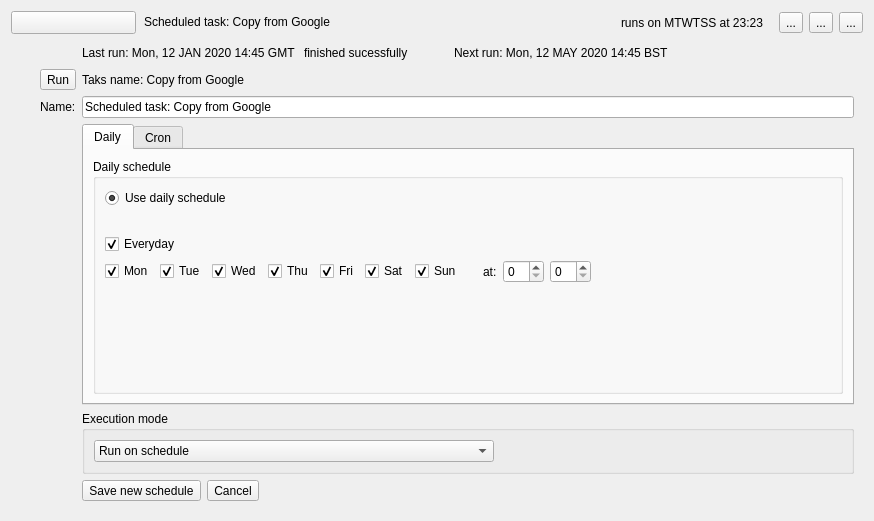
Bdrey503/RcloneBrowser, file src/schedule_widget.ui: the form before one commit.
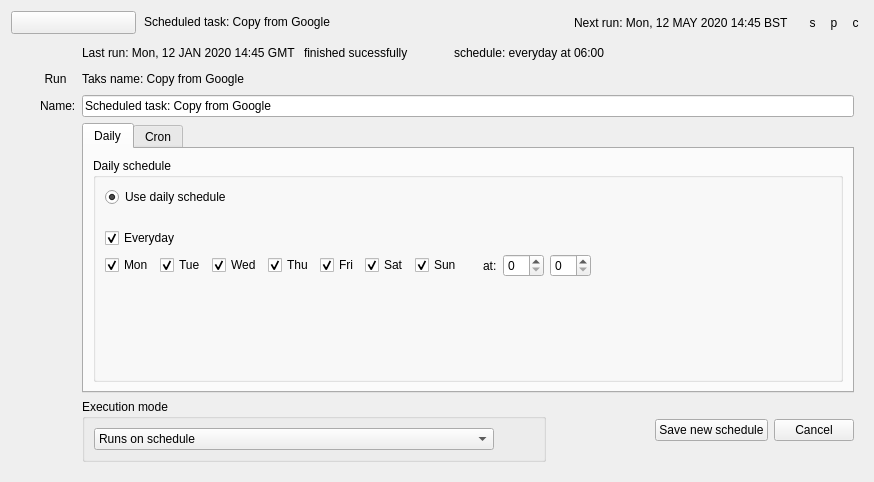
The form after the commit. Custom widgets are drawn as their Qt base class.

Patch:
```diff
--- a/src/schedule_widget.ui
+++ b/src/schedule_widget.ui
@@ -7,7 +7,7 @@
     <x>0</x>
     <y>0</y>
     <width>874</width>
-    <height>521</height>
+    <height>482</height>
    </rect>
   </property>
   <property name="windowTitle">
@@ -98,7 +98,7 @@
       <item>
        <widget class="QLabel" name="label_4">
         <property name="text">
-         <string>runs on MTWTSS at 23:23</string>
+         <string>Next run: Mon, 12 MAY 2020 14:45 BST</string>
         </property>
        </widget>
       </item>
@@ -119,22 +119,42 @@
        </spacer>
       </item>
       <item>
-       <widget class="QToolButton" name="toolButton_2">
+       <widget class="QToolButton" name="start">
+        <property name="styleSheet">
+         <string notr="true">QToolButton { border: 0; }
+
+QToolButton:pressed {
+ border: 4;
+ border-radius: 10px;
+ border-style: inset;
+ border-color: rgba(1, 1, 1, 0);
+}</string>
+        </property>
         <property name="text">
-         <string>...</string>
+         <string>s</string>
         </property>
        </widget>
       </item>
       <item>
-       <widget class="QToolButton" name="copy">
+       <widget class="QToolButton" name="pause">
         <property name="toolTip">
          <string>Copy rclone command to clipboard</string>
         </property>
         <property name="statusTip">
          <string>Copy rclone command to clipboard</string>
         </property>
+        <property name="styleSheet">
+         <string notr="true">QToolButton { border: 0; }
+
+QToolButton:pressed {
+ border: 4;
+ border-radius: 10px;
+ border-style: inset;
+ border-color: rgba(1, 1, 1, 0);
+}</string>
+        </property>
         <property name="text">
-         <string>...</string>
+         <string>p</string>
         </property>
        </widget>
       </item>
@@ -146,8 +166,18 @@
         <property name="statusTip">
          <string>Stop</string>
         </property>
+        <property name="styleSheet">
+         <string notr="true">QToolButton { border: 0; }
+
+QToolButton:pressed {
+ border: 4;
+ border-radius: 10px;
+ border-style: inset;
+ border-color: rgba(1, 1, 1, 0);
+}</string>
+        </property>
         <property name="text">
-         <string>...</string>
+         <string>c</string>
         </property>
        </widget>
       </item>
@@ -157,28 +187,7 @@
    <item>
     <widget class="QWidget" name="details" native="true">
      <layout class="QGridLayout" name="gridLayout">
-      <item row="1" column="1">
-       <widget class="QToolButton" name="toolButton">
-        <property name="text">
-         <string>Run</string>
-        </property>
-       </widget>
-      </item>
-      <item row="2" column="1">
-       <widget class="QLabel" name="label_3">
-        <property name="text">
-         <string>Name:</string>
-        </property>
-       </widget>
-      </item>
-      <item row="1" column="2">
-       <widget class="QLabel" name="label_5">
-        <property name="text">
-         <string>Taks name: Copy from Google</string>
-        </property>
-       </widget>
-      </item>
-      <item row="5" column="2">
+      <item row="3" column="2">
        <widget class="QTabWidget" name="tabWidget">
         <property name="currentIndex">
          <number>0</number>
@@ -215,7 +224,7 @@
                <property name="sizeHint" stdset="0">
                 <size>
                  <width>20</width>
-                 <height>20</height>
+                 <height>15</height>
                 </size>
                </property>
               </spacer>
@@ -326,23 +335,20 @@
                 </widget>
                </item>
                <item>
-                <widget class="QSpinBox" name="spinBox">
-                 <property name="readOnly">
-                  <bool>false</bool>
-                 </property>
-                 <property name="minimum">
-                  <number>0</number>
-                 </property>
+                <widget class="HoursSpinBox" name="hours">
                  <property name="maximum">
                   <number>23</number>
                  </property>
+                 <property name="singleStep">
+                  <number>1</number>
+                 </property>
                  <property name="value">
                   <number>0</number>
                  </property>
                 </widget>
                </item>
                <item>
-                <widget class="QSpinBox" name="spinBox_2">
+                <widget class="MinutesSpinBox" name="minutes">
                  <property name="readOnly">
                   <bool>false</bool>
                  </property>
@@ -419,6 +425,15 @@
                </item>
                <item>
                 <widget class="QLineEdit" name="lineEdit">
+                 <property name="minimumSize">
+                  <size>
+                   <width>0</width>
+                   <height>24</height>
+                  </size>
+                 </property>
+                 <property name="toolTip">
+                  <string>Example cron &quot;30 6,18 */2 * MON-FRI&quot; runs from Mon to Fri, every 2nd day at 06:30 and 18:30.</string>
+                 </property>
                  <property name="text">
                   <string>* * 0 1-2 5</string>
                  </property>
@@ -436,7 +451,7 @@
              <item>
               <widget class="QLabel" name="cronExplanation">
                <property name="text">
-                <string>&lt;html&gt;&lt;head/&gt;&lt;body&gt;&lt;p style=&quot;line-height:1.5&quot;&gt;Supports: (0-59), (0-23), (1-31), (1-12 or JAN-DEC), ((7)0-6 or SUN-MON) and special characters (* - / and ,).&lt;br/&gt;Example cron  &quot;30 6,18 */2 * MON-FRI&quot; runs from Mon to Fri, every 2nd day at 08:30 and 18:30.&lt;br/&gt;Try &lt;a href=&quot;https://crontab.guru/&quot;&gt;&lt;span style=&quot; text-decoration: underline; color:#0068da;&quot;&gt;crontab.guru&lt;/span&gt;&lt;/a&gt; for help. &lt;/p&gt;&lt;/body&gt;&lt;/html&gt;</string>
+                <string>&lt;html&gt;&lt;head/&gt;&lt;body&gt;&lt;p style=&quot;line-height:1.5&quot;&gt;Supports: (0-59), (0-23), (1-31), (1-12 or JAN-DEC), ((7)0-6 or SUN-MON) and special characters (* - / and ,).&lt;br/&gt;Try &lt;a href=&quot;https://crontab.guru/&quot;&gt;&lt;span style=&quot; text-decoration: underline; color:#0068da;&quot;&gt;crontab.guru&lt;/span&gt;&lt;/a&gt; for help. &lt;/p&gt;&lt;/body&gt;&lt;/html&gt;</string>
                </property>
                <property name="indent">
                 <number>-1</number>
@@ -466,110 +481,13 @@
         </widget>
        </widget>
       </item>
-      <item row="1" column="0">
-       <spacer name="horizontalSpacer_5">
-        <property name="orientation">
-         <enum>Qt::Horizontal</enum>
-        </property>
-        <property name="sizeType">
-         <enum>QSizePolicy::Fixed</enum>
-        </property>
-        <property name="sizeHint" stdset="0">
-         <size>
-          <width>20</width>
-          <height>20</height>
-         </size>
-        </property>
-       </spacer>
-      </item>
-      <item row="6" column="2">
-       <widget class="QGroupBox" name="groupBox">
-        <property name="title">
-         <string>Execution mode</string>
-        </property>
-        <layout class="QHBoxLayout" name="horizontalLayout_7">
-         <item>
-          <widget class="QComboBox" name="comboBox">
-           <property name="minimumSize">
-            <size>
-             <width>400</width>
-             <height>0</height>
-            </size>
-           </property>
-           <item>
-            <property name="text">
-             <string>Run on schedule</string>
-            </property>
-           </item>
-           <item>
-            <property name="text">
-             <string>Add to queue on schedule</string>
-            </property>
-           </item>
-           <item>
-            <property name="text">
-             <string>If other tasks running add to queue, otherwise run</string>
-            </property>
-           </item>
-          </widget>
-         </item>
-         <item>
-          <spacer name="horizontalSpacer_7">
-           <property name="orientation">
-            <enum>Qt::Horizontal</enum>
-           </property>
-           <property name="sizeHint" stdset="0">
-            <size>
-             <width>40</width>
-             <height>20</height>
-            </size>
-           </property>
-          </spacer>
-         </item>
-        </layout>
-       </widget>
-      </item>
-      <item row="2" column="2">
-       <widget class="QLineEdit" name="lineEdit_2">
+      <item row="2" column="1">
+       <widget class="QLabel" name="label_3">
         <property name="text">
-         <string>Scheduled task: Copy from Google</string>
-        </property>
-        <property name="maxLength">
-         <number>100</number>
+         <string>Name:</string>
         </property>
        </widget>
       </item>
-      <item row="7" column="2">
-       <layout class="QHBoxLayout" name="horizontalLayout_3">
-        <item>
-         <widget class="QToolButton" name="toolButton_3">
-          <property name="text">
-           <string>Save new schedule</string>
-          </property>
-         </widget>
-        </item>
-        <item>
-         <widget class="QToolButton" name="toolButton_4">
-          <property name="text">
-           <string>Cancel</string>
-          </property>
-         </widget>
-        </item>
-        <item>
-         <spacer name="horizontalSpacer_4">
-          <property name="orientation">
-           <enum>Qt::Horizontal</enum>
-          </property>
-          <property name="sizeHint" stdset="0">
-           <size>
-            <width>40</width>
-            <height>20</height>
-           </size>
-          </property>
-         </spacer>
-        </item>
-       </layout>
-      </item>
       <item row="0" column="2">
        <layout class="QHBoxLayout" name="horizontalLayout_8">
         <item alignment="Qt::AlignLeft">
@@ -605,7 +523,7 @@
         <item>
          <widget class="QLabel" name="label_8">
           <property name="text">
-           <string>Next run: Mon, 12 MAY 2020 14:45 BST</string>
+           <string>schedule: everyday at 06:00</string>
           </property>
          </widget>
         </item>
@@ -624,11 +542,151 @@
         </item>
        </layout>
       </item>
+      <item row="1" column="2">
+       <widget class="QLabel" name="label_5">
+        <property name="text">
+         <string>Taks name: Copy from Google</string>
+        </property>
+       </widget>
+      </item>
+      <item row="1" column="0">
+       <spacer name="horizontalSpacer_5">
+        <property name="orientation">
+         <enum>Qt::Horizontal</enum>
+        </property>
+        <property name="sizeType">
+         <enum>QSizePolicy::Fixed</enum>
+        </property>
+        <property name="sizeHint" stdset="0">
+         <size>
+          <width>20</width>
+          <height>20</height>
+         </size>
+        </property>
+       </spacer>
+      </item>
+      <item row="4" column="2">
+       <layout class="QHBoxLayout" name="horizontalLayout_2">
+        <item>
+         <widget class="QGroupBox" name="groupBox">
+          <property name="title">
+           <string>Execution mode</string>
+          </property>
+          <layout class="QHBoxLayout" name="horizontalLayout_7">
+           <item>
+            <widget class="QComboBox" name="comboBox">
+             <property name="minimumSize">
+              <size>
+               <width>400</width>
+               <height>0</height>
+              </size>
+             </property>
+             <item>
+              <property name="text">
+               <string>Runs on schedule</string>
+              </property>
+             </item>
+             <item>
+              <property name="text">
+               <string>Adds to the queue on schedule</string>
+              </property>
+             </item>
+             <item>
+              <property name="text">
+               <string>Runs if no other tasks running, otherwise adds to the queue</string>
+              </property>
+             </item>
+            </widget>
+           </item>
+           <item>
+            <spacer name="horizontalSpacer_7">
+             <property name="orientation">
+              <enum>Qt::Horizontal</enum>
+             </property>
+             <property name="sizeHint" stdset="0">
+              <size>
+               <width>40</width>
+               <height>20</height>
+              </size>
+             </property>
+            </spacer>
+           </item>
+          </layout>
+         </widget>
+        </item>
+        <item>
+         <spacer name="horizontalSpacer_10">
+          <property name="orientation">
+           <enum>Qt::Horizontal</enum>
+          </property>
+          <property name="sizeHint" stdset="0">
+           <size>
+            <width>40</width>
+            <height>20</height>
+           </size>
+          </property>
+         </spacer>
+        </item>
+        <item>
+         <widget class="QPushButton" name="pushButton_2">
+          <property name="text">
+           <string>Save new schedule</string>
+          </property>
+         </widget>
+        </item>
+        <item>
+         <widget class="QPushButton" name="pushButton">
+          <property name="text">
+           <string>Cancel</string>
+          </property>
+         </widget>
+        </item>
+       </layout>
+      </item>
+      <item row="1" column="1">
+       <widget class="QToolButton" name="runTask">
+        <property name="styleSheet">
+         <string notr="true">QToolButton { border: 0; }
+
+QToolButton:pressed {
+ border: 4;
+ border-radius: 10px;
+ border-style: inset;
+ border-color: rgba(1, 1, 1, 0);
+}</string>
+        </property>
+        <property name="text">
+         <string>Run</string>
+        </property>
+       </widget>
+      </item>
+      <item row="2" column="2">
+       <widget class="QLineEdit" name="lineEdit_2">
+        <property name="text">
+         <string>Scheduled task: Copy from Google</string>
+        </property>
+        <property name="maxLength">
+         <number>100</number>
+        </property>
+       </widget>
+      </item>
      </layout>
     </widget>
    </item>
   </layout>
  </widget>
+ <customwidgets>
+  <customwidget>
+   <class>HoursSpinBox</class>
+   <extends>QSpinBox</extends>
+   <header>hours_spinbox.h</header>
+  </customwidget>
+  <customwidget>
+   <class>MinutesSpinBox</class>
+   <extends>QSpinBox</extends>
+   <header>minutes_spinbox.h</header>
+  </customwidget>
+ </customwidgets>
  <tabstops>
   <tabstop>showDetails</tabstop>
   <tabstop>cancel</tabstop>
```
